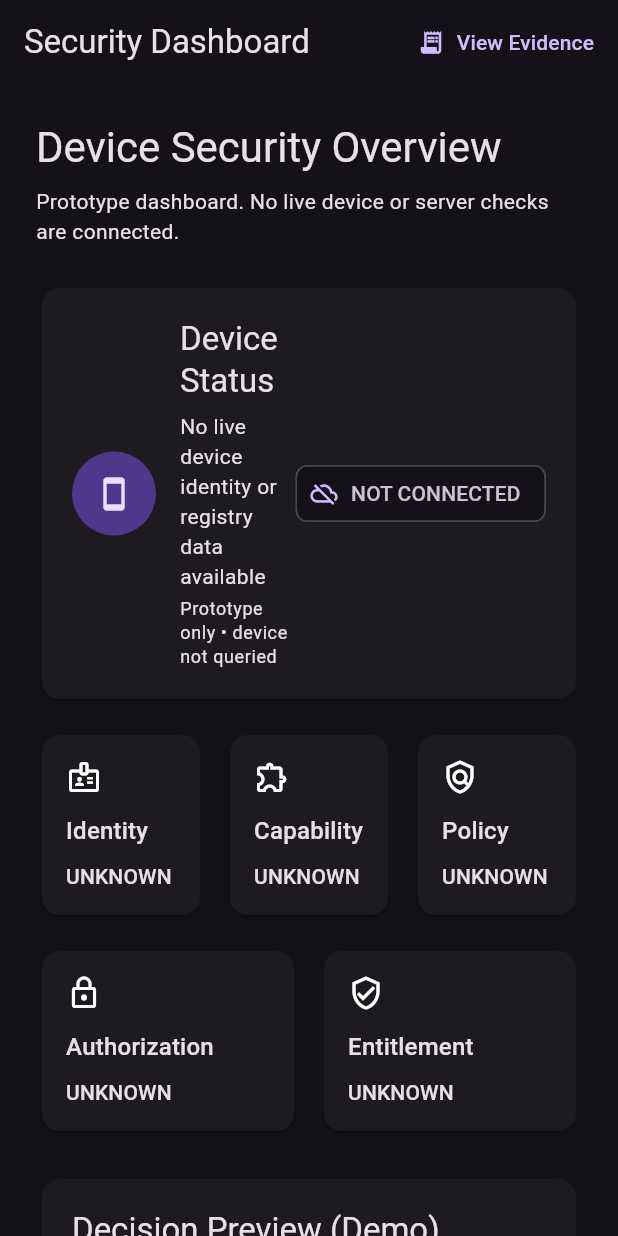
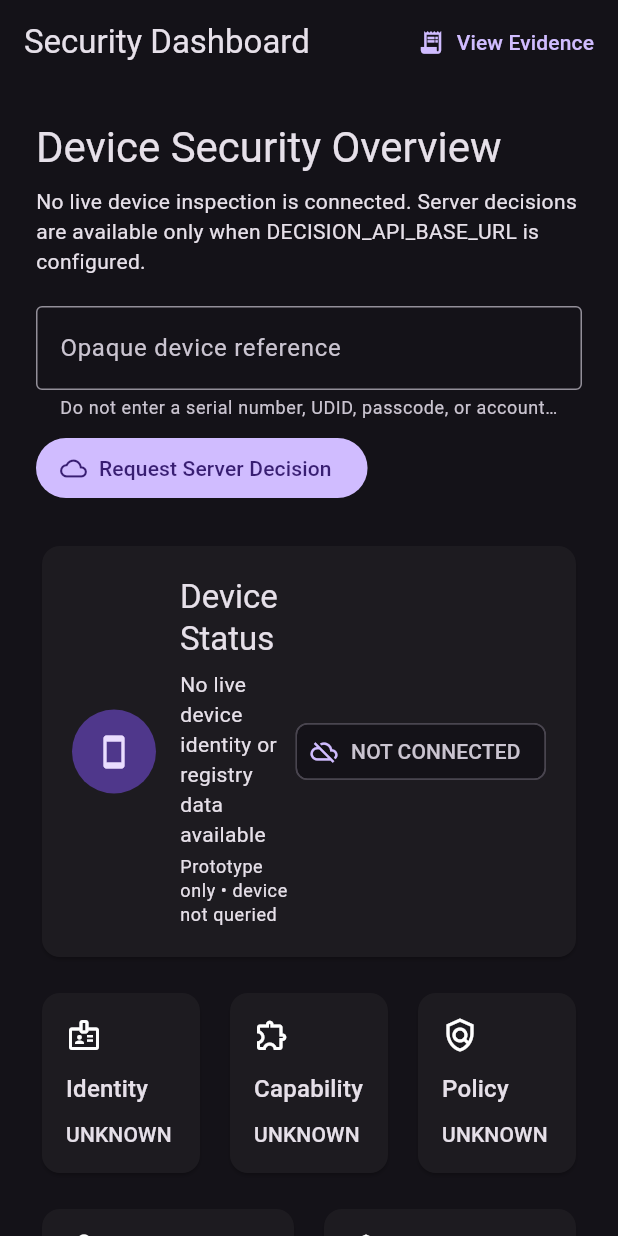
Before and after one commit to phakphum12345/Bypass-iOS-, a Flutter app: the screen it shows after launch, on a phone screen of 412 x 824 dp. Run offline on Flutter 3.47's test engine with Material 3 defaults, Android fonts, the phone set to English and light mode, and no system bars.

Commit message:
feat(flutter): connect dashboard to fail-closed decision API

```diff
--- a/flutter_app/lib/features/dashboard/dashboard_page.dart
+++ b/flutter_app/lib/features/dashboard/dashboard_page.dart
@@ -1,6 +1,7 @@
 import 'package:flutter/material.dart';
 
 import '../../core/contracts/decision_contract.dart';
+import '../../core/models/decision_request.dart';
 import '../../core/services/decision_service.dart';
 import 'widgets/decision_card.dart';
 import 'widgets/device_card.dart';
@@ -15,9 +16,13 @@ class DashboardPage extends StatefulWidget {
 }
 
 class _DashboardPageState extends State<DashboardPage> {
-  final DecisionService _decisionService = const DecisionService();
+  final DecisionService _decisionService = DecisionService();
+  final TextEditingController _deviceReferenceController =
+      TextEditingController();
 
   DecisionResponse? _response;
+  String? _apiError;
+  bool _isRequesting = false;
 
   void _evaluateDecision() {
     // Demo fixture only. This does not call a server or inspect a device.
@@ -31,7 +36,51 @@ class _DashboardPageState extends State<DashboardPage> {
 
     setState(() {
       _response = response;
+      _apiError = null;
     });
+  }
+
+  Future<void> _requestServerDecision() async {
+    final deviceReference = _deviceReferenceController.text.trim();
+    if (deviceReference.isEmpty) {
+      setState(() {
+        _apiError = 'Enter a non-sensitive opaque device reference.';
+      });
+      return;
+    }
+
+    setState(() {
+      _isRequesting = true;
+      _apiError = null;
+    });
+
+    final request = DecisionRequest(
+      correlationId: DateTime.now().microsecondsSinceEpoch.toString(),
+      deviceId: deviceReference,
+      serviceId: 'diagnostics',
+      action: 'inspect',
+    );
+
+    try {
+      final response = await _decisionService.requestDecision(request);
+      if (!mounted) return;
+      setState(() {
+        _response = response;
+        _apiError = null;
+      });
+    } on DecisionApiException catch (error) {
+      if (!mounted) return;
+      setState(() {
+        _apiError = error.message;
+        _response = null;
+      });
+    } finally {
+      if (mounted) {
+        setState(() {
+          _isRequesting = false;
+        });
+      }
+    }
   }
 
   void _viewEvidence() {
@@ -41,9 +90,9 @@ class _DashboardPageState extends State<DashboardPage> {
         title: const Text('Evidence'),
         content: Text(
           _response == null
-              ? 'No demo decision has been loaded.'
-              : 'Demo correlation ID: ${_response!.correlationId}\n'
-                  'Decision: ${_response!.decision.decision.name}\n'
+              ? 'No decision response has been loaded.'
+              : 'Correlation ID: ${_response!.correlationId}\\n'
+                  'Decision: ${_response!.decision.decision.name}\\n'
                   'Reason: ${_response!.decision.reason}',
         ),
         actions: [
@@ -54,6 +103,13 @@ class _DashboardPageState extends State<DashboardPage> {
         ],
       ),
     );
+  }
+
+  @override
+  void dispose() {
+    _deviceReferenceController.dispose();
+    _decisionService.close();
+    super.dispose();
   }
 
   @override
@@ -82,9 +138,45 @@ class _DashboardPageState extends State<DashboardPage> {
             ),
             const SizedBox(height: 8),
             Text(
-              'Prototype dashboard. No live device or server checks are connected.',
+              'No live device inspection is connected. Server decisions are '
+              'available only when DECISION_API_BASE_URL is configured.',
               style: Theme.of(context).textTheme.bodyMedium,
             ),
+            const SizedBox(height: 20),
+            TextField(
+              controller: _deviceReferenceController,
+              decoration: const InputDecoration(
+                labelText: 'Opaque device reference',
+                helperText:
+                    'Do not enter a serial number, UDID, passcode, or account credential.',
+                border: OutlineInputBorder(),
+              ),
+              textInputAction: TextInputAction.done,
+            ),
+            const SizedBox(height: 8),
+            Align(
+              alignment: Alignment.centerLeft,
+              child: FilledButton.icon(
+                onPressed: _isRequesting ? null : _requestServerDecision,
+                icon: _isRequesting
+                    ? const SizedBox(
+                        width: 18,
+                        height: 18,
+                        child: CircularProgressIndicator(strokeWidth: 2),
+                      )
+                    : const Icon(Icons.cloud_outlined),
+                label: Text(
+                  _isRequesting ? 'Requesting...' : 'Request Server Decision',
+                ),
+              ),
+            ),
+            if (_apiError != null) ...[
+              const SizedBox(height: 8),
+              Text(
+                _apiError!,
+                style: TextStyle(color: Theme.of(context).colorScheme.error),
+              ),
+            ],
             const SizedBox(height: 24),
 
             const DeviceCard(),
```
